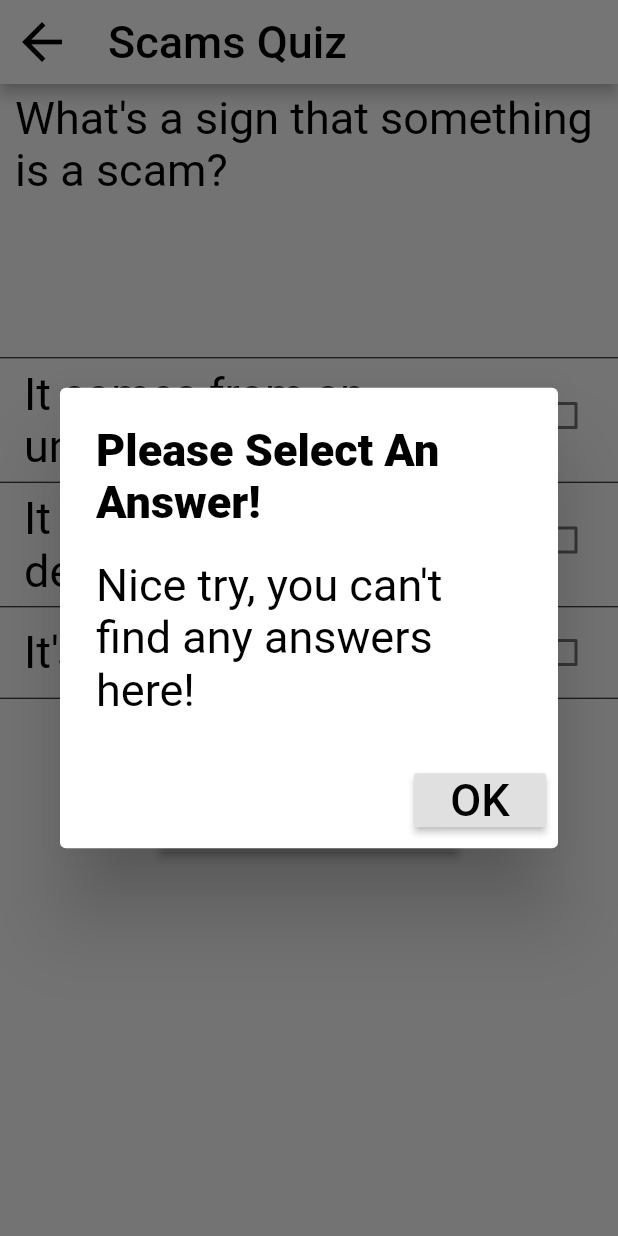
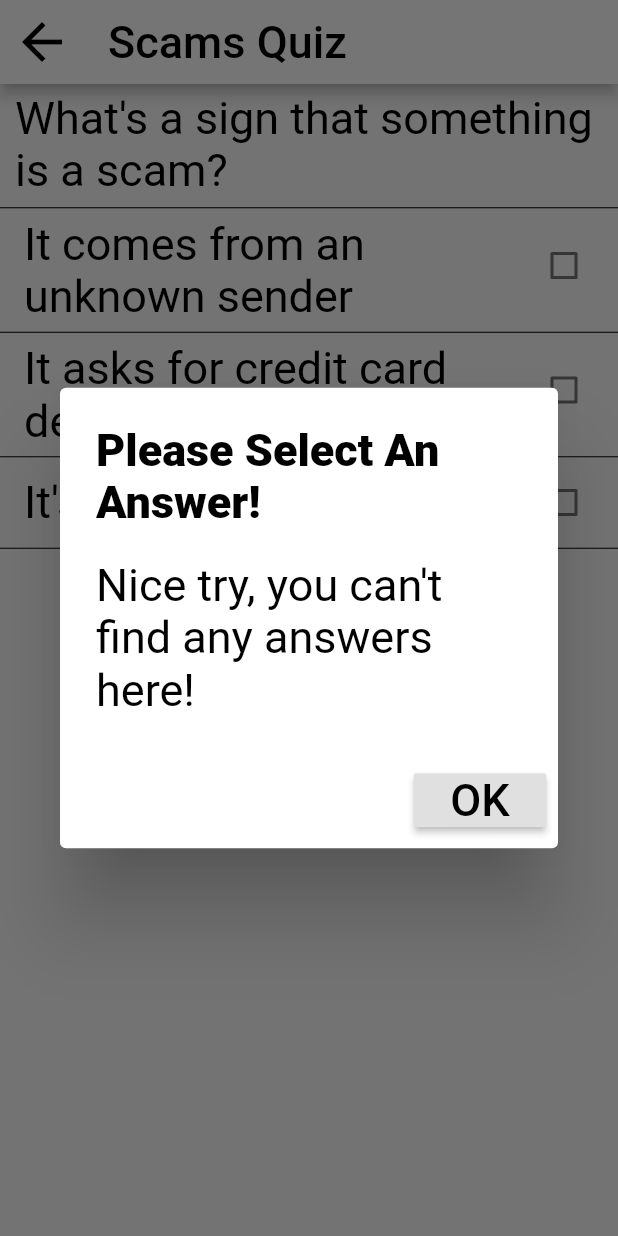
Before and after one commit to daveanonuevo/learntechv2, a Flutter app: the ScamsQuiz screen opened directly, after a tap on "Submit!", on a phone screen of 412 x 824 dp. Run offline on Flutter 3.47's test engine with Material 2 defaults, Android fonts, the phone set to English and light mode, and no system bars.

Commit message:
removed padding

```diff
--- a/lib/WhatsApp/Quiz/fakeNewsQuiz.dart
+++ b/lib/WhatsApp/Quiz/fakeNewsQuiz.dart
@@ -108,9 +108,6 @@ class _FakeNewsQuizState extends State<FakeNewsQuiz> {
               style: TextStyle(color: Colors.black, fontSize: 30.0),
             ),
         ),
-        Padding(
-            padding: EdgeInsets.all(50.0),
-        ),
         Divider(height: 5.0, color: Colors.black),
         Column(
             children: <Widget>[
--- a/lib/WhatsApp/Quiz/privacyQuiz.dart
+++ b/lib/WhatsApp/Quiz/privacyQuiz.dart
@@ -140,9 +140,6 @@ class _PrivacyQuizState extends State<PrivacyQuiz> {
               style: TextStyle(color: Colors.black, fontSize: 30.0),
             ),
           ),
-          Padding(
-            padding: EdgeInsets.all(50.0),
-          ),
           Divider(height: 5.0, color: Colors.black),
           Column(
             children: <Widget>[
--- a/lib/WhatsApp/Quiz/scamsQuiz.dart
+++ b/lib/WhatsApp/Quiz/scamsQuiz.dart
@@ -152,9 +152,6 @@ class _ScamsQuizState extends State<ScamsQuiz> {
               style: TextStyle(color: Colors.black, fontSize: 30.0),
             ),
           ),
-          Padding(
-            padding: EdgeInsets.all(50.0),
-          ),
           Divider(height: 5.0, color: Colors.black),
           Column(
             children: <Widget>[
```
